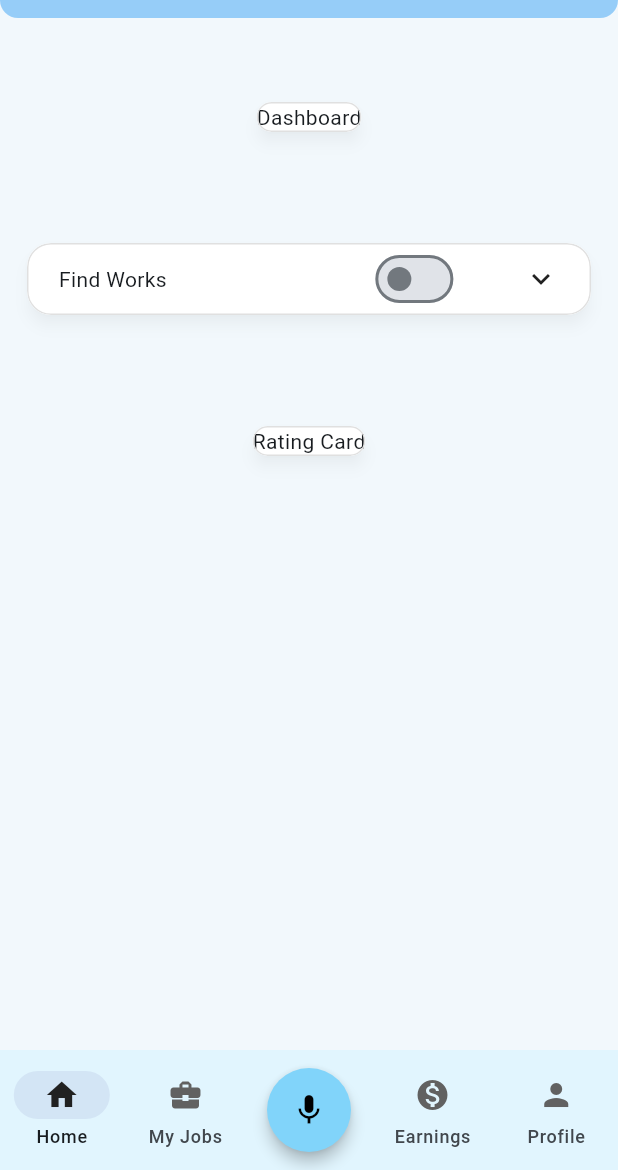
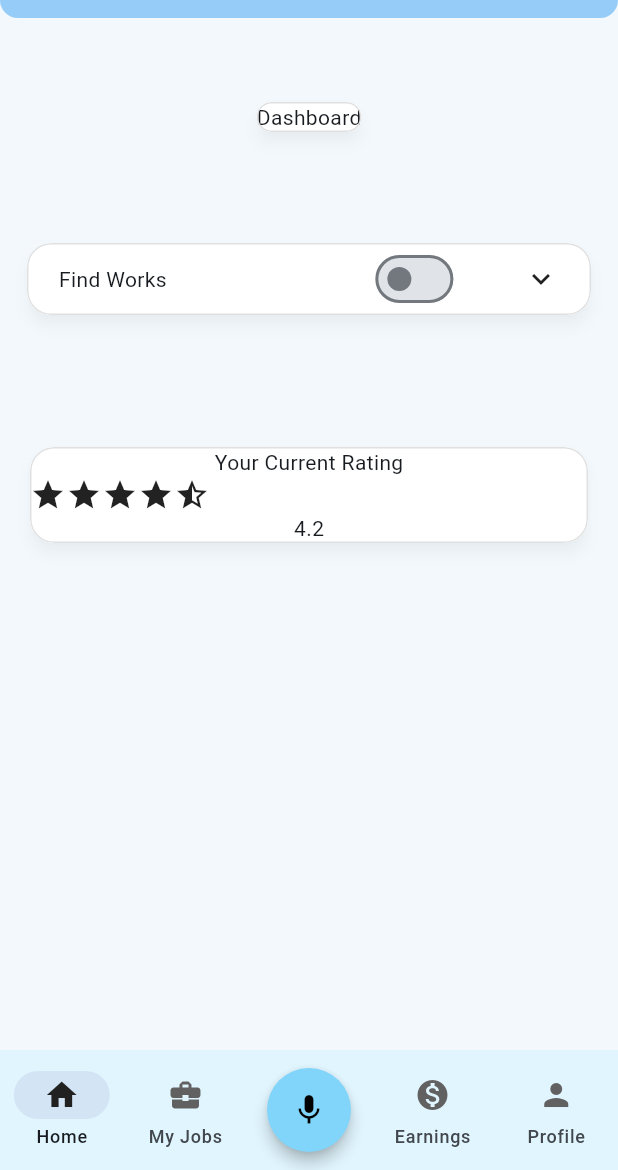
Before and after one commit to aryan-madhavi/VoiceSewa, a Flutter app: the screen it shows after launch, on a phone screen of 412 x 824 dp, the part 66-1236 px from its top. Run offline on Flutter 3.47's test engine with Material 3 defaults, Android fonts, the phone set to English and light mode, and no system bars; our stand-ins replace firebase_core, flutter_riverpod, page_transition, sqflite; accounts and stored records are empty; generated files the repository leaves out were written again.

Commit message:
Added your current raing on home page

```diff
--- a/voicesewa_worker/lib/screens/home/cards/rating.dart
+++ b/voicesewa_worker/lib/screens/home/cards/rating.dart
@@ -8,12 +8,45 @@ class Rating extends StatefulWidget {
 }
 
 class _RatingState extends State<Rating> {
+  double rating = 4.2;
+  int starCount = 5;
+
   @override
   Widget build(BuildContext context) {
-    return const Card(
-      child: Text(
-        "Rating Card"
+    return Padding(
+      padding: const EdgeInsets.all(10),
+      child: Card(
+      margin: EdgeInsets.all(10),
+        child: Column(
+          mainAxisAlignment: MainAxisAlignment.spaceAround,
+          crossAxisAlignment: CrossAxisAlignment.center,
+          children: [
+            // SizedBox(height: 20),
+            Text("Your Current Rating"),
+
+            // SizedBox(height: 20),
+            Center(
+              child: Row(
+                  children: List.generate(starCount, (index) => buildStar(context, index)),
+                ),
+            ),
+            // SizedBox(height: 20),
+              Text("$rating"),
+            // SizedBox(height: 20),
+          ],
+        ),
       ),
     );
   }
+Widget buildStar(BuildContext context, int index) {
+  Icon icon;
+  if (index >= rating) {
+    icon = Icon(Icons.star_border);
+  } else if (index > rating - 1 && index < rating) {
+    icon = Icon(Icons.star_half);
+  } else {
+    icon = Icon(Icons.star);
+  }
+  return icon;
 }
+}
```
